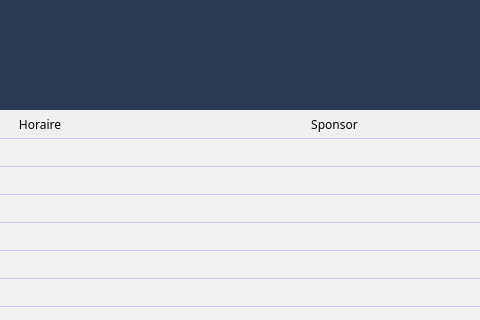
HyperDarkmoon/TVEmpire, file emission.ui: the form before one commit; both pictures show x 376 to 856 and y 0 to 320 of the 972 by 560 pixel window.
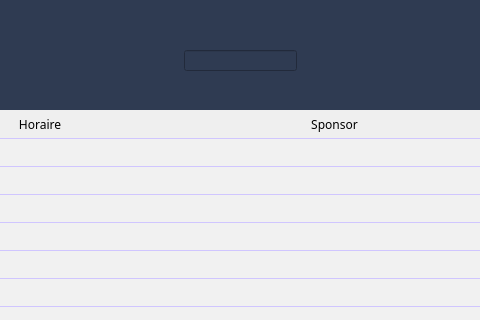
The form after the commit. Icons and pictures are not drawn.

Commit message: added search and working on api calls

What changed in the file:
```diff
--- a/emission.ui
+++ b/emission.ui
@@ -1287,6 +1287,16 @@
      </size>
     </property>
    </widget>
+   <widget class="QLineEdit" name="searchBar">
+    <property name="geometry">
+     <rect>
+      <x>560</x>
+      <y>50</y>
+      <width>113</width>
+      <height>21</height>
+     </rect>
+    </property>
+   </widget>
   </widget>
  </widget>
  <resources/>
```
The commit also changes 10 other files.
